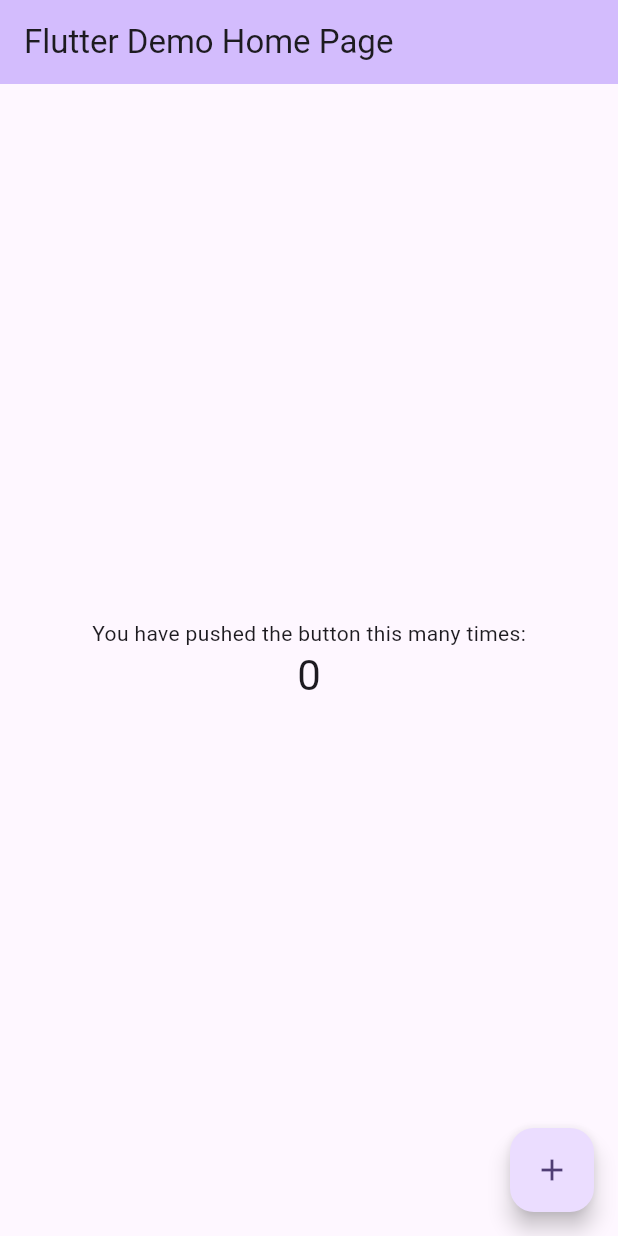
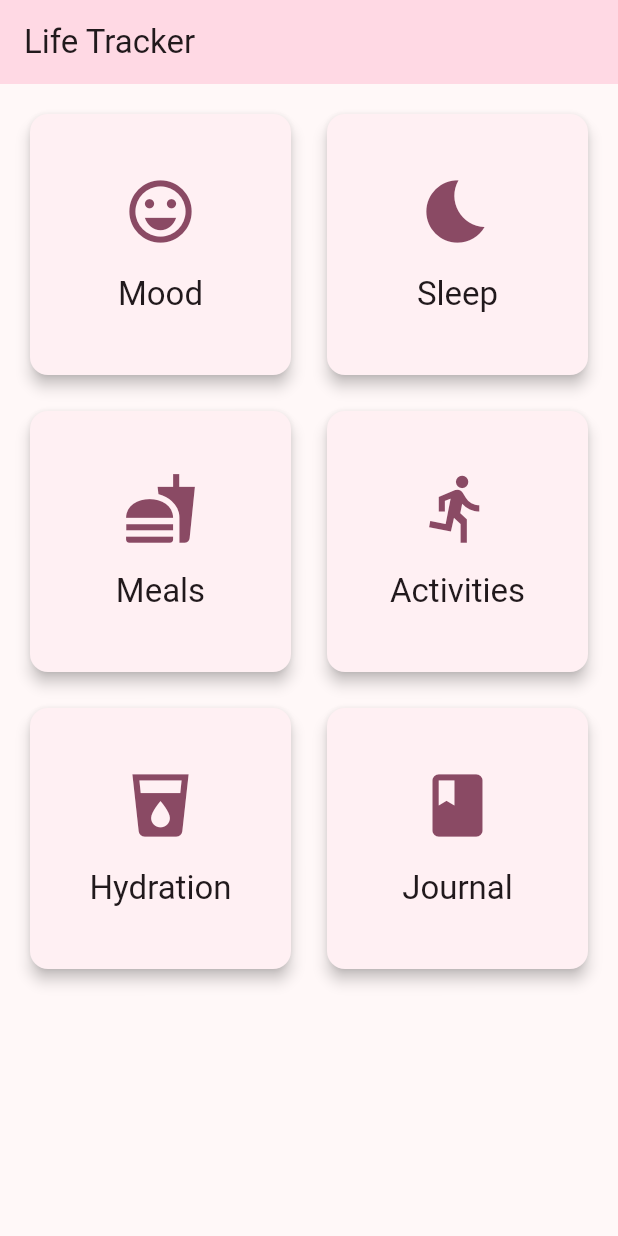
Before and after one commit to could-ai/019a52eb-267a-7ecd-9beb-ac15f99e6f40, a Flutter app: the screen it shows after launch, on a phone screen of 412 x 824 dp. Run offline on Flutter 3.47's test engine with Material 3 defaults, Android fonts, the phone set to English and light mode, and no system bars.

Commit message:
I have updated the main application file to set up the core structure for your 'Life Tracker' app. The default counter example has been removed and replaced with a new home screen. I've also configured a soft, friendly theme using a light pink color, which I thought would fit the 'cute' aesthetic you mentioned. The app's title is now 'Life Tracker'.; I've created a brand new home screen for the 'Life Tracker' app! This screen features a dashboard with a grid of categories for tracking different aspects of life, such as Mood, Sleep, Meals, and more. Each category is represented by a cute, clickable card with an icon. This provides a clear and organized starting point, which can be especially helpful. For now, tapping a card will show a simple message, but we can build out a dedicated tracking page for each one.

```diff
--- /dev/null
+++ b/usr/lib/home_screen.dart
@@ -0,0 +1,66 @@
+import 'package:flutter/material.dart';
+
+class HomeScreen extends StatelessWidget {
+  const HomeScreen({super.key});
+
+  @override
+  Widget build(BuildContext context) {
+    return Scaffold(
+      appBar: AppBar(
+        title: const Text('Life Tracker'),
+        backgroundColor: Theme.of(context).colorScheme.primaryContainer,
+      ),
+      body: GridView.count(
+        crossAxisCount: 2,
+        padding: const EdgeInsets.all(16.0),
+        crossAxisSpacing: 16.0,
+        mainAxisSpacing: 16.0,
+        children: const [
+          CategoryCard(title: 'Mood', icon: Icons.sentiment_very_satisfied),
+          CategoryCard(title: 'Sleep', icon: Icons.bedtime),
+          CategoryCard(title: 'Meals', icon: Icons.fastfood),
+          CategoryCard(title: 'Activities', icon: Icons.directions_run),
+          CategoryCard(title: 'Hydration', icon: Icons.local_drink),
+          CategoryCard(title: 'Journal', icon: Icons.book),
+        ],
+      ),
+    );
+  }
+}
+
+class CategoryCard extends StatelessWidget {
+  const CategoryCard({
+    super.key,
+    required this.title,
+    required this.icon,
+  });
+
+  final String title;
+  final IconData icon;
+
+  @override
+  Widget build(BuildContext context) {
+    return Card(
+      elevation: 4.0,
+      child: InkWell(
+        onTap: () {
+          // TODO: Navigate to the specific tracking screen
+          ScaffoldMessenger.of(context).showSnackBar(
+            SnackBar(content: Text('$title tapped!')),
+          );
+        },
+        child: Column(
+          mainAxisAlignment: MainAxisAlignment.center,
+          children: [
+            Icon(icon, size: 50.0, color: Theme.of(context).colorScheme.primary),
+            const SizedBox(height: 16.0),
+            Text(
+              title,
+              style: Theme.of(context).textTheme.titleLarge,
+            ),
+          ],
+        ),
+      ),
+    );
+  }
+}
--- a/usr/lib/main.dart
+++ b/usr/lib/main.dart
@@ -1,4 +1,5 @@
 import 'package:flutter/material.dart';
+import 'package:couldai_user_app/home_screen.dart';
 
 void main() {
   runApp(const MyApp());
@@ -7,114 +8,16 @@ void main() {
 class MyApp extends StatelessWidget {
   const MyApp({super.key});
 
-  // This widget is the root of your application.
   @override
   Widget build(BuildContext context) {
     return MaterialApp(
-      title: 'Flutter Demo',
+      title: 'Life Tracker',
       debugShowCheckedModeBanner: false,
       theme: ThemeData(
-        // This is the theme of your application.
-        //
-        // TRY THIS: Try running your application with "flutter run". You'll see
-        // the application has a purple toolbar. Then, without quitting the app,
-        // try changing the seedColor in the colorScheme below to Colors.green
-        // and then invoke "hot reload" (save your changes or press the "hot
-        // reload" button in a Flutter-supported IDE, or press "r" if you used
-        // the command line to start the app).
-        //
-        // Notice that the counter didn't reset back to zero; the application
-        // state is not lost during the reload. To reset the state, use hot
-        // restart instead.
-        //
-        // This works for code too, not just values: Most code changes can be
-        // tested with just a hot reload.
-        colorScheme: ColorScheme.fromSeed(seedColor: Colors.deepPurple),
+        colorScheme: ColorScheme.fromSeed(seedColor: Colors.pink.shade100),
+        useMaterial3: true,
       ),
-      home: const MyHomePage(title: 'Flutter Demo Home Page'),
+      home: const HomeScreen(),
     );
   }
 }
-
-class MyHomePage extends StatefulWidget {
-  const MyHomePage({super.key, required this.title});
-
-  // This widget is the home page of your application. It is stateful, meaning
-  // that it has a State object (defined below) that contains fields that affect
-  // how it looks.
-
-  // This class is the configuration for the state. It holds the values (in this
-  // case the title) provided by the parent (in this case the App widget) and
-  // used by the build method of the State. Fields in a Widget subclass are
-  // always marked "final".
-
-  final String title;
-
-  @override
-  State<MyHomePage> createState() => _MyHomePageState();
-}
-
-class _MyHomePageState extends State<MyHomePage> {
-  int _counter = 0;
-
-  void _incrementCounter() {
-    setState(() {
-      // This call to setState tells the Flutter framework that something has
-      // changed in this State, which causes it to rerun the build method below
-      // so that the display can reflect the updated values. If we changed
-      // _counter without calling setState(), then the build method would not be
-      // called again, and so nothing would appear to happen.
-      _counter++;
-    });
-  }
-
-  @override
-  Widget build(BuildContext context) {
-    // This method is rerun every time setState is called, for instance as done
-    // by the _incrementCounter method above.
-    //
-    // The Flutter framework has been optimized to make rerunning build methods
-    // fast, so that you can just rebuild anything that needs updating rather
-    // than having to individually change instances of widgets.
-    return Scaffold(
-      appBar: AppBar(
-        // TRY THIS: Try changing the color here to a specific color (to
-        // Colors.amber, perhaps?) and trigger a hot reload to see the AppBar
-        // change color while the other colors stay the same.
-        backgroundColor: Theme.of(context).colorScheme.inversePrimary,
-        // Here we take the value from the MyHomePage object that was created by
-        // the App.build method, and use it to set our appbar title.
-        title: Text(widget.title),
-      ),
-      body: Center(
-        // Center is a layout widget. It takes a single child and positions it
-        // in the middle of the parent.
-        child: Column(
-          // Column is also a layout widget. It takes a list of children and
-          // arranges them vertically. By default, it sizes itself to fit its
-          // children horizontally, and tries to be as tall as its parent.
-          //
-          // Column has various properties to control how it sizes itself and
-          // how it positions its children. Here we use mainAxisAlignment to
-          // center the children vertically; the main axis here is the vertical
-          // axis because Columns are vertical (the cross axis would be
-          // horizontal).
-          //
-          // TRY THIS: Invoke "debug painting" (choose the "Toggle Debug Paint"
-          // action in the IDE, or press "p" in the console), to see the
-          // wireframe for each widget.
-          mainAxisAlignment: MainAxisAlignment.center,
-          children: <Widget>[
-            const Text('You have pushed the button this many times:'),
-            Text('$_counter', style: Theme.of(context).textTheme.headlineMedium),
-          ],
-        ),
-      ),
-      floatingActionButton: FloatingActionButton(
-        onPressed: _incrementCounter,
-        tooltip: 'Increment',
-        child: const Icon(Icons.add),
-      ), // This trailing comma makes auto-formatting nicer for build methods.
-    );
-  }
-}
```
